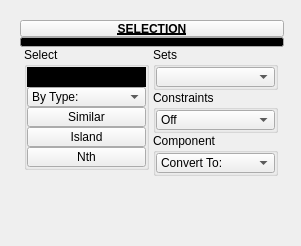
m3trik/Scripts_portable, file ui/level_3/selection.ui: the form before one commit.
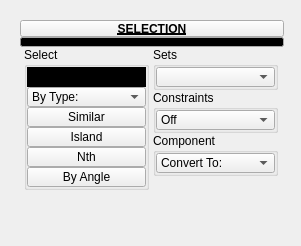
The form after the commit. Custom widgets are drawn as their Qt base class.

```diff
--- a/ui/level_3/selection.ui
+++ b/ui/level_3/selection.ui
@@ -363,6 +363,37 @@
               </property>
              </widget>
             </item>
+            <item>
+             <widget class="TkToolButton" name="tb003">
+              <property name="enabled">
+               <bool>true</bool>
+              </property>
+              <property name="minimumSize">
+               <size>
+                <width>0</width>
+                <height>20</height>
+               </size>
+              </property>
+              <property name="maximumSize">
+               <size>
+                <width>999</width>
+                <height>20</height>
+               </size>
+              </property>
+              <property name="toolTip">
+               <string>Select edges having normals between the given high and low angles.</string>
+              </property>
+              <property name="text">
+               <string>By Angle</string>
+              </property>
+              <property name="iconSize">
+               <size>
+                <width>18</width>
+                <height>18</height>
+               </size>
+              </property>
+             </widget>
+            </item>
            </layout>
            <zorder>txt001</zorder>
            <zorder>tb001</zorder>
```
Left out of the diff: 1 changed line with no effect on the pictures.
